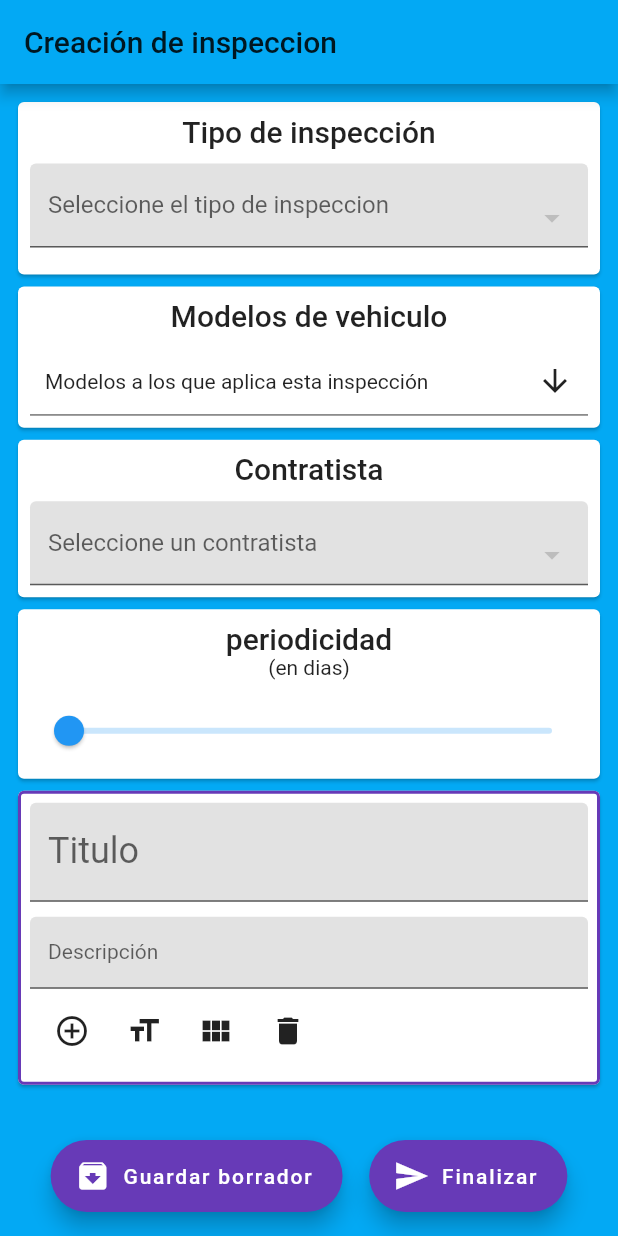
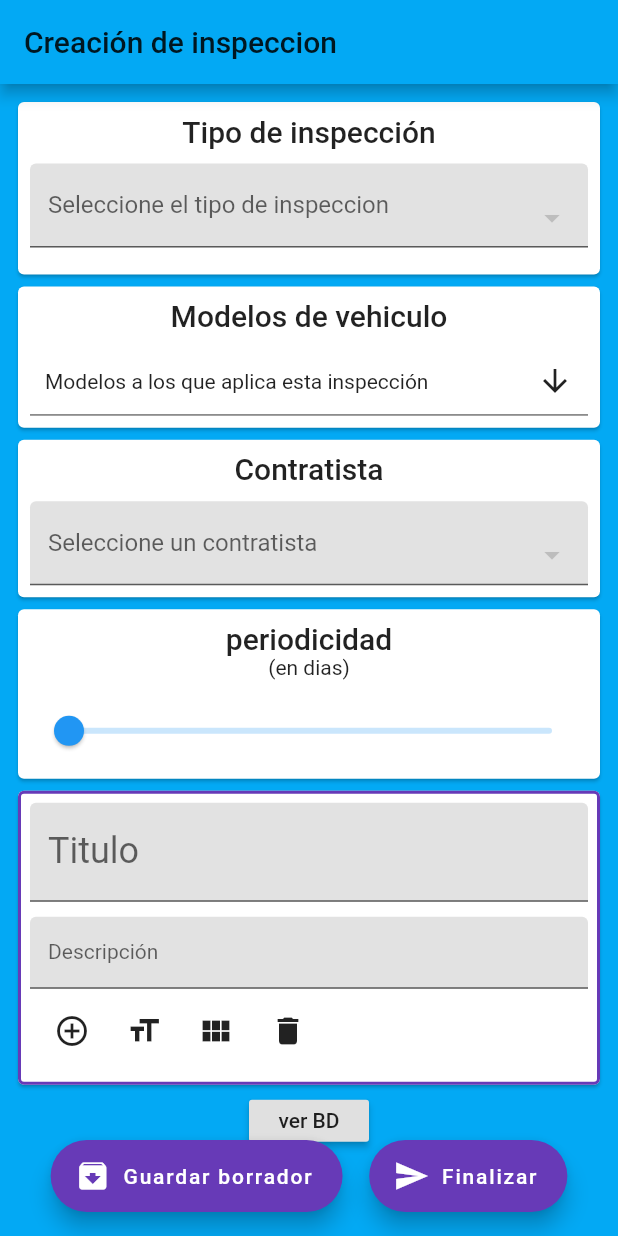
Before and after one commit to gomac-un/app_inspecciones, a Flutter app: the screen it shows after launch, after a tap on the "add circle outline" icon, on a phone screen of 412 x 824 dp. Run offline on Flutter 3.47's test engine with Material 2 defaults, Android fonts, the phone set to English and light mode, and no system bars; drawn by our look-alikes of multi_select_flutter, reactive_forms; our stand-ins replace auto_route, data_connection_checker, equatable, flutter_bloc, get_it, image_picker and 3 more; missing offline and left inert: enum_to_string, flutter_form_bloc, form_bloc, moor_db_viewer; generated files the repository leaves out were written again.

Commit message:
avance en el formulario de creacion

```diff
--- a/lib/mvvc/creacion_cards.dart
+++ b/lib/mvvc/creacion_cards.dart
@@ -75,7 +75,6 @@ class CreadorSeleccionSimpleCard extends StatelessWidget {
           ValueListenableBuilder<List<Sistema>>(
             valueListenable: viewModel.sistemas,
             builder: (context, value, child) {
-              print('build sistema');
               return ReactiveDropdownField<Sistema>(
                 formControl: formGroup.control('sistema'),
                 items: value
@@ -91,18 +90,13 @@ class CreadorSeleccionSimpleCard extends StatelessWidget {
             },
           ),
           SizedBox(height: 10),
-          ReactiveValueListenableBuilder<Sistema>(
-              formControl: formGroup.control('sistema') as FormControl<Sistema>,
-              builder: (context, sistema, child) {
-                print('build listener sistema');
-                return FutureBuilder<List<SubSistema>>(
-                    future: viewModel.subSistemas(sistema.value),
-                    builder: (context, snapshot) {
-                      print('build future subsistema');
-                      if (snapshot.connectionState == ConnectionState.done)
+
+          ValueListenableBuilder<List<SubSistema>>(
+              valueListenable: formGroup.subSistemas,
+              builder: (context, value, child) {
                 return ReactiveDropdownField<SubSistema>(
                   formControl: formGroup.control('subSistema'),
-                          items: snapshot.data
+                  items: value
                       .map((e) => DropdownMenuItem<SubSistema>(
                             value: e,
                             child: Text(e.nombre),
@@ -112,10 +106,8 @@ class CreadorSeleccionSimpleCard extends StatelessWidget {
                     labelText: 'Subsistema',
                   ),
                 );
-                      print('no construyo subsistema');
-                      return CircularProgressIndicator();
-                    });
               }),
+
           SizedBox(height: 10),
           ReactiveDropdownField<String>(
             formControl: formGroup.control('posicion'),
@@ -138,6 +130,7 @@ class CreadorSeleccionSimpleCard extends StatelessWidget {
               max: 4,
               divisions: 4,
               labelBuilder: (v) => v.round().toString(),
+              activeColor: Colors.red,
             ),
           ),
           FormBuilderImagePicker(
@@ -168,6 +161,7 @@ class CreadorSeleccionSimpleCard extends StatelessWidget {
                       'Respuestas',
                       style: Theme.of(context).textTheme.headline6,
                     ),
+                    SizedBox(height: 10),
                     if ((control as FormArray).controls.length > 0)
                       ListView.builder(
                         shrinkWrap: true,
@@ -180,7 +174,6 @@ class CreadorSeleccionSimpleCard extends StatelessWidget {
                           return Column(
                             key: ValueKey(element),
                             children: [
-                              SizedBox(height: 10),
                               Row(
                                 children: [
                                   Expanded(
@@ -195,6 +188,13 @@ class CreadorSeleccionSimpleCard extends StatelessWidget {
                                         formGroup.borrarRespuesta(element),
                                   ),
                                 ],
+                              ),
+                              ReactiveSlider(
+                                formControl: element.control('criticidad'),
+                                max: 4,
+                                divisions: 4,
+                                labelBuilder: (v) => v.round().toString(),
+                                activeColor: Colors.red,
                               ),
                             ],
                           );
@@ -211,46 +211,6 @@ class CreadorSeleccionSimpleCard extends StatelessWidget {
           // Muestra las observaciones de la reparacion solo si reparado es true
         ],
       ),
-    );
-  }
-}
-
-class BotonesDeBloque extends StatelessWidget {
-  const BotonesDeBloque({
-    Key key,
-    this.formGroup,
-  }) : super(key: key);
-
-  final AbstractControl formGroup;
-
-  @override
-  Widget build(BuildContext context) {
-    final viewModel = Provider.of<CreacionFormViewModel>(context);
-    return ButtonBar(
-      //TODO: estilizar mejor estos iconos
-      alignment: MainAxisAlignment.start,
-      children: [
-        IconButton(
-          icon: Icon(Icons.add_circle_outline),
-          tooltip: 'agregar pregunta',
-          onPressed: () => viewModel.agregarPreguntaDespuesDe(formGroup),
-        ),
-        IconButton(
-          icon: Icon(Icons.format_size),
-          tooltip: 'agregar titulo',
-          onPressed: () => viewModel.agregarTituloDespuesDe(formGroup),
-        ),
-        IconButton(
-          icon: Icon(Icons.view_module),
-          tooltip: 'agregar cuadricula',
-          onPressed: () => viewModel.agregarCuadriculaDespuesDe(formGroup),
-        ),
-        IconButton(
-          icon: Icon(Icons.delete),
-          tooltip: 'borrar bloque',
-          onPressed: () => viewModel.borrarBloque(formGroup),
-        ),
-      ],
     );
   }
 }
@@ -306,3 +266,43 @@ class CreadorCuadriculaCard extends StatelessWidget {
     );*/
   }
 }
+
+class BotonesDeBloque extends StatelessWidget {
+  const BotonesDeBloque({
+    Key key,
+    this.formGroup,
+  }) : super(key: key);
+
+  final AbstractControl formGroup;
+
+  @override
+  Widget build(BuildContext context) {
+    final viewModel = Provider.of<CreacionFormViewModel>(context);
+    return ButtonBar(
+      //TODO: estilizar mejor estos iconos
+      alignment: MainAxisAlignment.start,
+      children: [
+        IconButton(
+          icon: Icon(Icons.add_circle_outline),
+          tooltip: 'agregar pregunta',
+          onPressed: () => viewModel.agregarPreguntaDespuesDe(formGroup),
+        ),
+        IconButton(
+          icon: Icon(Icons.format_size),
+          tooltip: 'agregar titulo',
+          onPressed: () => viewModel.agregarTituloDespuesDe(formGroup),
+        ),
+        IconButton(
+          icon: Icon(Icons.view_module),
+          tooltip: 'agregar cuadricula',
+          onPressed: () => viewModel.agregarCuadriculaDespuesDe(formGroup),
+        ),
+        IconButton(
+          icon: Icon(Icons.delete),
+          tooltip: 'borrar bloque',
+          onPressed: () => viewModel.borrarBloque(formGroup),
+        ),
+      ],
+    );
+  }
+}
--- a/lib/mvvc/creacion_controls.dart
+++ b/lib/mvvc/creacion_controls.dart
@@ -15,12 +15,15 @@ class CreadorTituloFormGroup extends FormGroup {
 }
 
 class CreadorPreguntaSeleccionSimpleFormGroup extends FormGroup {
-  ValueNotifier<List<SubSistema>> subSistemas = ValueNotifier([]);
+  ValueNotifier<List<SubSistema>> subSistemas;
   //constructor que le envia los controles a la clase padre
-  CreadorPreguntaSeleccionSimpleFormGroup._(controles) : super(controles);
+  CreadorPreguntaSeleccionSimpleFormGroup._(
+      Map<String, AbstractControl<dynamic>> controles, this.subSistemas)
+      : super(controles);
 
   factory CreadorPreguntaSeleccionSimpleFormGroup() {
     final sistema = fb.control<Sistema>(null);
+    final subSistemas = ValueNotifier<List<SubSistema>>([]);
 
     sistema.valueChanges.asBroadcastStream().listen((sistema) async {
       subSistemas.value = await getIt<Database>().getSubSistemas(sistema);
@@ -38,7 +41,7 @@ class CreadorPreguntaSeleccionSimpleFormGroup extends FormGroup {
       'respuestas': fb.array([]),
     };
 
-    return CreadorPreguntaSeleccionSimpleFormGroup._(controles);
+    return CreadorPreguntaSeleccionSimpleFormGroup._(controles, subSistemas);
   }
 
   agregarRespuesta() {
@@ -56,7 +59,10 @@ class CreadorPreguntaSeleccionSimpleFormGroup extends FormGroup {
 
 class CreadorRespuestaFormGroup extends FormGroup {
   CreadorRespuestaFormGroup()
-      : super({'texto': fb.control(""), 'criticidad': fb.control(0)});
+      : super({
+          'texto': fb.control<String>(""),
+          'criticidad': fb.control<double>(0)
+        });
 }
 
 class CreadorPreguntaCuadriculaFormArray extends FormArray<OpcionDeRespuesta> {
--- a/lib/mvvc/creacion_form_page.dart
+++ b/lib/mvvc/creacion_form_page.dart
@@ -1,6 +1,7 @@
 import 'package:auto_route/auto_route.dart';
 import 'package:flutter/material.dart';
 import 'package:inspecciones/infrastructure/moor_database.dart';
+import 'package:inspecciones/injection.dart';
 import 'package:inspecciones/mvvc/common_widgets.dart';
 import 'package:inspecciones/mvvc/creacion_cards.dart';
 import 'package:inspecciones/mvvc/creacion_controls.dart';
@@ -8,6 +9,7 @@ import 'package:inspecciones/mvvc/creacion_form_view_model.dart';
 import 'package:inspecciones/mvvc/form_scaffold.dart';
 import 'package:inspecciones/presentation/widgets/action_button.dart';
 import 'package:inspecciones/presentation/widgets/widgets.dart';
+import 'package:moor_db_viewer/moor_db_viewer.dart';
 import 'package:multi_select_flutter/multi_select_flutter.dart';
 import 'package:provider/provider.dart';
 import 'package:reactive_forms/reactive_forms.dart';
@@ -160,6 +162,13 @@ class CreacionFormPage extends StatelessWidget implements AutoRouteWrapper {
                     },
                   );
                 }),
+            RaisedButton(
+              onPressed: () {
+                Navigator.of(context).push(MaterialPageRoute(
+                    builder: (context) => MoorDbViewer(getIt<Database>())));
+              },
+              child: Text("ver BD"),
+            ),
             SizedBox(height: 60),
           ],
         ),
--- a/lib/mvvc/creacion_form_view_model.dart
+++ b/lib/mvvc/creacion_form_view_model.dart
@@ -12,7 +12,6 @@ class CreacionFormViewModel {
   final _db = getIt<Database>();
 
   ValueNotifier<List<Sistema>> sistemas = ValueNotifier([]);
-  ValueNotifier<List<SubSistema>> subSistemas = ValueNotifier([]);
 
   ValueNotifier<List<String>> tiposDeInspeccion = ValueNotifier([]);
   final tipoDeInspeccion = FormControl<String>();
@@ -53,7 +52,6 @@ class CreacionFormViewModel {
     modelos.value = await _db.getModelos();
     contratistas.value = await _db.getContratistas();
     sistemas.value = await _db.getSistemas();
-    print('carga datos');
   }
 
   /// Metodos para los bloques que funcionan sorprendentemente bien con los nulos y los casos extremos
```
Lines whose indentation alone changed are shown as unchanged.
